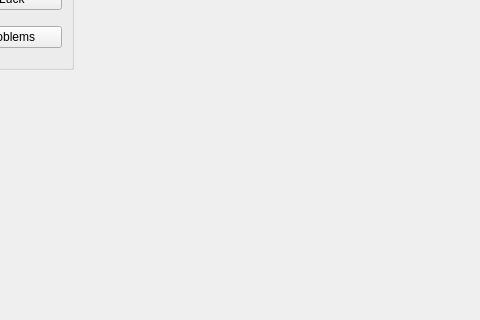
arghfu/FootballFortunes, file formmainwindow.ui: the form before one commit; both pictures show x 327 to 807 and y 81 to 401 of the 1157 by 774 pixel window.
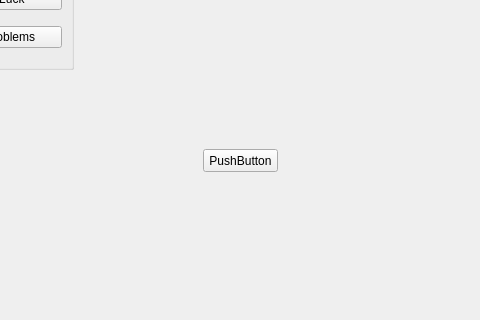
The form after the commit. Icons and pictures are not drawn.

The edit to the form file:
```diff
--- a/formmainwindow.ui
+++ b/formmainwindow.ui
@@ -128,6 +128,19 @@
      </property>
     </widget>
    </widget>
+   <widget class="QPushButton" name="pushButton">
+    <property name="geometry">
+     <rect>
+      <x>530</x>
+      <y>230</y>
+      <width>75</width>
+      <height>23</height>
+     </rect>
+    </property>
+    <property name="text">
+     <string>PushButton</string>
+    </property>
+   </widget>
   </widget>
   <widget class="QMenuBar" name="menubar">
    <property name="geometry">
```
